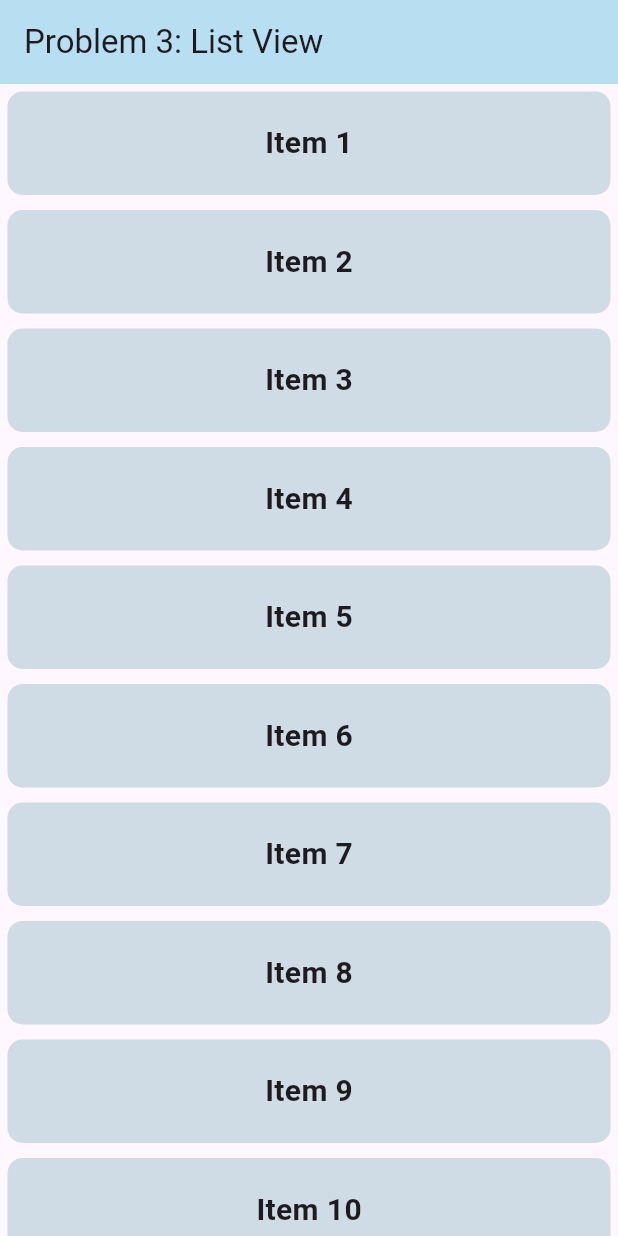
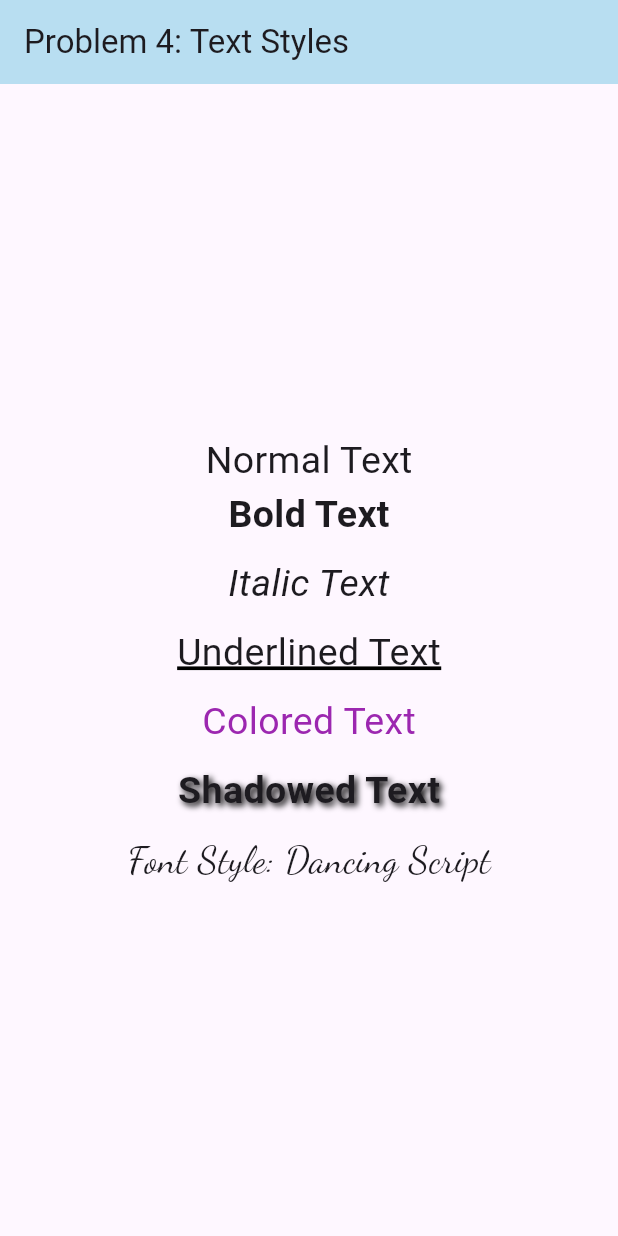
Before and after one commit to Noman5713/tracker_sheet, a Flutter app: the screen it shows after launch, on a phone screen of 412 x 824 dp. Run offline on Flutter 3.47's test engine with Material 3 defaults, Android fonts, the phone set to English and light mode, and no system bars.

Commit message:
Problem 4: Text Styles

```diff
--- a/lib/main.dart
+++ b/lib/main.dart
@@ -9,35 +9,74 @@ class MyApp extends StatelessWidget {
 
   @override
   Widget build(BuildContext context) {
-    return MaterialApp(home: ItemList(), debugShowCheckedModeBanner: false);
+    return MaterialApp(home: HomeActivity(), debugShowCheckedModeBanner: false);
   }
 }
 
-class ItemList extends StatelessWidget {
+class HomeActivity extends StatelessWidget {
   @override
   Widget build(BuildContext context) {
     return Scaffold(
       appBar: AppBar(
-        title: Text("Problem 3: List View"),
+        title: Text("Problem 4: Text Styles"),
         backgroundColor: const Color.fromARGB(255, 184, 222, 241),
       ),
-      body: ListView.builder(
-        itemCount: 50,
-        itemBuilder: (context, index) {
-          return Container(
-            alignment: Alignment.center,
-            padding: EdgeInsets.all(20),
-            margin: EdgeInsets.all(5),
-            decoration: BoxDecoration(
-              color: const Color.fromARGB(255, 207, 219, 229),
-              borderRadius: BorderRadius.circular(10),
+      body: Center(
+        child: Column(
+          mainAxisAlignment: MainAxisAlignment.center,
+          children: [
+            Text("Normal Text", style: TextStyle(fontSize: 25)),
+            Text(
+              "Bold Text",
+              style: TextStyle(fontSize: 25, fontWeight: FontWeight.bold),
             ),
-            child: Text(
-              'Item ${index + 1}',
-              style: TextStyle(fontSize: 20, fontWeight: FontWeight.bold),
+            SizedBox(height: 10),
+
+            Text(
+              "Italic Text",
+              style: TextStyle(fontSize: 25, fontStyle: FontStyle.italic),
             ),
-          );
-        },
+            SizedBox(height: 10),
+
+            Text(
+              "Underlined Text",
+              style: TextStyle(
+                fontSize: 25,
+                decoration: TextDecoration.underline,
+                decorationColor: const Color.fromARGB(255, 0, 0, 0),
+                decorationThickness: 2,
+              ),
+            ),
+            SizedBox(height: 10),
+
+            Text(
+              "Colored Text",
+              style: TextStyle(fontSize: 25, color: Colors.purple),
+            ),
+            SizedBox(height: 10),
+
+            Text(
+              "Shadowed Text",
+              style: TextStyle(
+                fontSize: 25,
+                fontWeight: FontWeight.bold,
+                shadows: [
+                  Shadow(
+                    color: Colors.black,
+                    blurRadius: 5,
+                    offset: Offset(2, 2),
+                  ),
+                ],
+              ),
+            ),
+            SizedBox(height: 10),
+
+            Text(
+              "Font Style: Dancing Script",
+              style: TextStyle(fontSize: 25, fontFamily: "DancingScript"),
+            ),
+          ],
+        ),
       ),
     );
   }
```
